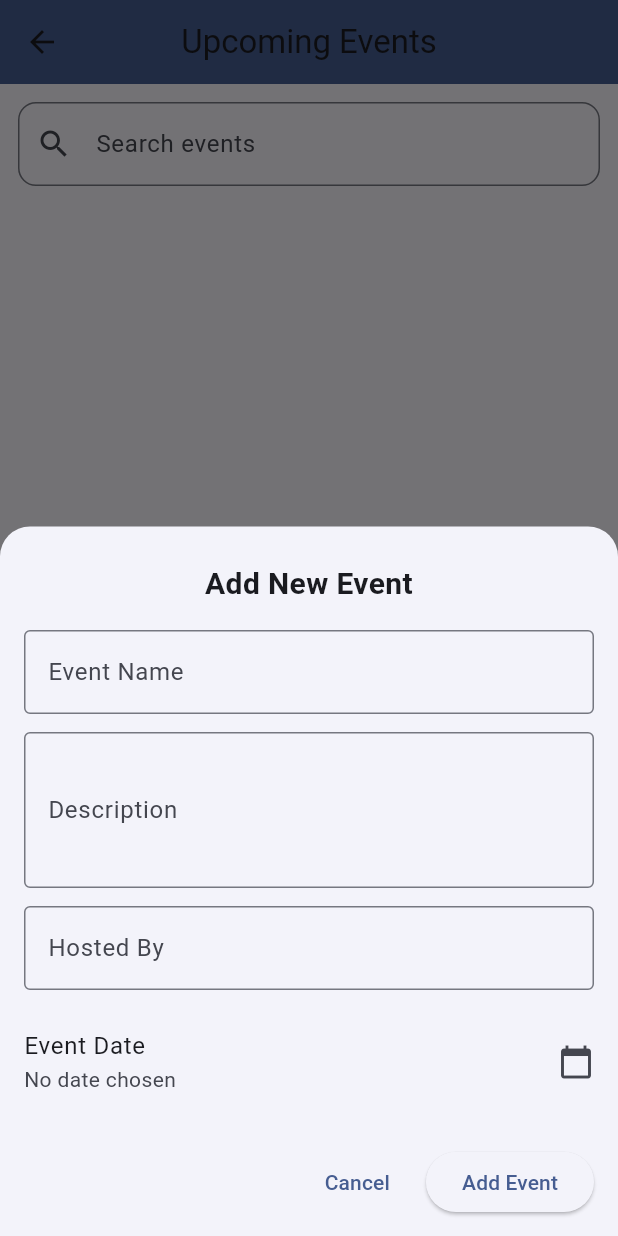
After one commit to AjayExplorer/Unnamed, a Flutter app: the EventsPage screen opened by its route, after a tap on "Create Event", on a phone screen of 412 x 824 dp. The commit adds this screen. Run offline on Flutter 3.47's test engine with Material 3 defaults, Android fonts, the phone set to English and light mode, and no system bars; our stand-ins replace cloud_firestore, firebase_auth, firebase_core; accounts and stored records are empty; network calls fail.

Commit message:
Event page fully created

```diff
--- a/lib/main.dart
+++ b/lib/main.dart
@@ -9,6 +9,7 @@ import 'screens/alerts/index.dart';
 import 'screens/main_page/front.dart';
 import 'screens/news/index.dart';
 import 'screens/profile/index.dart';
+import 'screens/event/event.dart';
 import 'screens/request_letter/faculty/providers/auth_provider.dart';
 import 'screens/request_letter/faculty/providers/request_provider.dart';
 import 'screens/request_letter/faculty/providers/availability_provider.dart';
@@ -42,13 +43,13 @@ Future<void> main() async {
   runApp(
     MultiProvider(
       providers: [
-        ChangeNotifierProvider(create: (_) => AuthProvider()),
-        ChangeNotifierProvider(create: (_) => RequestProvider()),
-        ChangeNotifierProvider(create: (_) => AvailabilityProvider()),
-        ChangeNotifierProvider(create: (_) => FacultyRegistrationProvider()),
-        ChangeNotifierProvider(create: (_) => AdminProvider()),
-        ChangeNotifierProvider(create: (_) => StudentProvider()),
-        ChangeNotifierProvider(create: (_) => NewsProvider()),
+        ChangeNotifierProvider<AuthProvider>(create: (_) => AuthProvider()),
+        ChangeNotifierProvider<RequestProvider>(create: (_) => RequestProvider()),
+        ChangeNotifierProvider<AvailabilityProvider>(create: (_) => AvailabilityProvider()),
+        ChangeNotifierProvider<FacultyRegistrationProvider>(create: (_) => FacultyRegistrationProvider()),
+        ChangeNotifierProvider<AdminProvider>(create: (_) => AdminProvider()),
+        ChangeNotifierProvider<StudentProvider>(create: (_) => StudentProvider()),
+        ChangeNotifierProvider<NewsProvider>(create: (_) => NewsProvider()),
       ],
       child: const MyApp(),
     ),
@@ -100,8 +101,10 @@ class MyApp extends StatelessWidget {
         '/faculty_register': (context) => const FacultyRegistrationRequestScreen(),
         '/admin_dashboard': (context) => const AdminDashboardScreen(),
         '/verify': (context) => const StudentVerification(),
-        '/student_request':(context) => const StudentRequestPage(),
+        '/student_request': (context) => const StudentRequestPage(),
         '/student_history': (context) => const StudentHistoryPage(),
+        '/events': (context) => const EventsPage(),
+        // '/add-event': (context) => const AddEventPage(), // removed – using dialog in EventsPage
       },
     );
   }
--- /dev/null
+++ b/lib/screens/event/event.dart
@@ -0,0 +1,320 @@
+import 'package:flutter/material.dart';
+import 'package:cloud_firestore/cloud_firestore.dart';
+import 'package:intl/intl.dart';
+
+class EventsPage extends StatefulWidget {
+  const EventsPage({Key? key}) : super(key: key);
+
+  @override
+  State<EventsPage> createState() => _EventsPageState();
+}
+
+class _EventsPageState extends State<EventsPage> {
+  final TextEditingController _searchController = TextEditingController();
+  final List<Color> _pastelColors = const [
+    Color(0xFFB2F5EA), // Mint Green
+    Color(0xFFBEE3F8), // Light Blue
+    Color(0xFFE0BBE4), // Lavender
+    Color(0xFFFFE5D9), // Soft Peach
+    Color(0xFFB5F5EC), // Light Teal
+  ];
+
+  @override
+  void initState() {
+    super.initState();
+    // Clean up expired events when the page loads.
+    _purgeExpiredEvents();
+  }
+
+  Future<void> _purgeExpiredEvents() async {
+    final now = Timestamp.now();
+    final query = FirebaseFirestore.instance
+        .collection('events')
+        .where('eventDate', isLessThan: now);
+    final snapshots = await query.get();
+    for (final doc in snapshots.docs) {
+      await doc.reference.delete();
+    }
+  }
+
+  void _showAddEventDialog() {
+  final nameCtrl = TextEditingController();
+  final descCtrl = TextEditingController();
+  final hostCtrl = TextEditingController();
+  DateTime? selectedDate;
+
+  showModalBottomSheet(
+    context: context,
+    isScrollControlled: true,
+    shape: const RoundedRectangleBorder(
+      borderRadius: BorderRadius.vertical(top: Radius.circular(20)),
+    ),
+    builder: (ctx) {
+      return StatefulBuilder(
+        builder: (ctx, setModalState) {
+          return Padding(
+            padding: EdgeInsets.only(
+              bottom: MediaQuery.of(ctx).viewInsets.bottom,
+              left: 16,
+              right: 16,
+              top: 24,
+            ),
+            child: SingleChildScrollView(
+              child: Column(
+                mainAxisSize: MainAxisSize.min,
+                crossAxisAlignment: CrossAxisAlignment.stretch,
+                children: [
+                  const Text(
+                    'Add New Event',
+                    style: TextStyle(fontSize: 20, fontWeight: FontWeight.bold),
+                    textAlign: TextAlign.center,
+                  ),
+                  const SizedBox(height: 16),
+                  TextField(
+                    controller: nameCtrl,
+                    decoration: const InputDecoration(
+                      labelText: 'Event Name',
+                      border: OutlineInputBorder(),
+                    ),
+                  ),
+                  const SizedBox(height: 12),
+                  TextField(
+                    controller: descCtrl,
+                    maxLines: 3,
+                    decoration: const InputDecoration(
+                      labelText: 'Description',
+                      border: OutlineInputBorder(),
+                    ),
+                  ),
+                  const SizedBox(height: 12),
+                  TextField(
+                    controller: hostCtrl,
+                    decoration: const InputDecoration(
+                      labelText: 'Hosted By',
+                      border: OutlineInputBorder(),
+                    ),
+                  ),
+                  const SizedBox(height: 12),
+                  ListTile(
+                    contentPadding: EdgeInsets.zero,
+                    title: const Text('Event Date'),
+                    subtitle: Text(selectedDate == null
+                        ? 'No date chosen'
+                        : DateFormat.yMMMMd().format(selectedDate!)),
+                    trailing: const Icon(Icons.calendar_today),
+                    onTap: () async {
+                      final picked = await showDatePicker(
+                        context: ctx,
+                        initialDate: DateTime.now(),
+                        firstDate: DateTime.now().subtract(const Duration(days: 365)),
+                        lastDate: DateTime.now().add(const Duration(days: 365 * 5)),
+                      );
+                      if (picked != null) {
+                        setModalState(() {
+                          selectedDate = picked;
+                        });
+                      }
+                    },
+                  ),
+                  const SizedBox(height: 20),
+                  Row(
+                    mainAxisAlignment: MainAxisAlignment.end,
+                    children: [
+                      TextButton(
+                        onPressed: () => Navigator.of(ctx).pop(),
+                        child: const Text('Cancel'),
+                      ),
+                      const SizedBox(width: 12),
+                      ElevatedButton(
+                        onPressed: () async {
+                          if (nameCtrl.text.isEmpty ||
+                              descCtrl.text.isEmpty ||
+                              hostCtrl.text.isEmpty ||
+                              selectedDate == null) {
+                            ScaffoldMessenger.of(context).showSnackBar(
+                              const SnackBar(content: Text('All fields are required')),
+                            );
+                            return;
+                          }
+                          await FirebaseFirestore.instance.collection('events').add({
+                            'eventName': nameCtrl.text.trim(),
+                            'description': descCtrl.text.trim(),
+                            'hostedBy': hostCtrl.text.trim(),
+                            'eventDate': Timestamp.fromDate(selectedDate!),
+                            'createdAt': Timestamp.now(),
+                          });
+                          if (!mounted) return;
+                          Navigator.of(ctx).pop();
+                        },
+                        child: const Text('Add Event'),
+                      ),
+                    ],
+                  ),
+                  const SizedBox(height: 12),
+                ],
+              ),
+            ),
+          );
+        },
+      );
+    },
+  );
+}
+
+  String _daysRemaining(Timestamp eventTimestamp) {
+    final now = DateTime.now();
+    final eventDate = eventTimestamp.toDate();
+    final diff = eventDate.difference(now).inDays;
+    if (diff <= 0) return 'Today';
+    if (diff == 1) return '1 Day Left';
+    return '$diff Days Left';
+  }
+
+  Color _badgeColor(int days) {
+    if (days < 3) return Colors.redAccent;
+    if (days < 7) return Colors.orangeAccent;
+    return Colors.green;
+  }
+
+  @override
+  Widget build(BuildContext context) {
+    return Scaffold(
+      appBar: AppBar(
+        title: const Text('Upcoming Events'),
+        centerTitle: true,
+        backgroundColor: Theme.of(context).colorScheme.primary,
+        elevation: 0,
+      ),
+      body: Column(
+        children: [
+          Padding(
+            padding: const EdgeInsets.all(12.0),
+            child: TextField(
+              controller: _searchController,
+              onChanged: (_) => setState(() {}),
+              decoration: InputDecoration(
+                hintText: 'Search events',
+                prefixIcon: const Icon(Icons.search),
+                border: OutlineInputBorder(
+                  borderRadius: BorderRadius.circular(12),
+                ),
+              ),
+            ),
+          ),
+          Expanded(
+            child: StreamBuilder<QuerySnapshot>(
+              stream: FirebaseFirestore.instance
+                  .collection('events')
+                  .orderBy('eventDate')
+                  .snapshots(),
+              builder: (context, snapshot) {
+                if (snapshot.hasError) {
+                  return Center(child: Text('Error: ${snapshot.error}'));
+                }
+                if (snapshot.connectionState == ConnectionState.waiting) {
+                  return const Center(child: CircularProgressIndicator());
+                }
+                final docs = snapshot.data!.docs;
+                // Apply search filter
+                final query = _searchController.text.toLowerCase();
+                final filtered = docs.where((doc) {
+                  final data = doc.data() as Map<String, dynamic>;
+                  final name = (data['eventName'] ?? '').toString().toLowerCase();
+                  final host = (data['hostedBy'] ?? '').toString().toLowerCase();
+                  return name.contains(query) || host.contains(query);
+                }).toList();
+
+                if (filtered.isEmpty) {
+                  return Center(
+                    child: Column(
+                      mainAxisSize: MainAxisSize.min,
+                      children: [
+                        const Text('No Upcoming Events'),
+                        const SizedBox(height: 12),
+                        ElevatedButton.icon(
+                          onPressed: _showAddEventDialog,
+                          icon: const Icon(Icons.add),
+                          label: const Text('Create Event'),
+                        ),
+                      ],
+                    ),
+                  );
+                }
+
+                return ListView.builder(
+                  padding: const EdgeInsets.symmetric(horizontal: 12, vertical: 8),
+                  itemCount: filtered.length,
+                  itemBuilder: (context, index) {
+                    final doc = filtered[index];
+                    final data = doc.data() as Map<String, dynamic>;
+                    final eventName = data['eventName'] ?? '';
+                    final description = data['description'] ?? '';
+                    final hostedBy = data['hostedBy'] ?? '';
+                    final eventTimestamp = data['eventDate'] as Timestamp;
+                    final days = eventTimestamp.toDate().difference(DateTime.now()).inDays;
+                    final badgeText = _daysRemaining(eventTimestamp);
+                    final badgeCol = _badgeColor(days);
+                    final cardColor = _pastelColors[index % _pastelColors.length];
+
+                    return Card(
+                      color: cardColor,
+                      shape: RoundedRectangleBorder(
+                        borderRadius: BorderRadius.circular(16),
+                      ),
+                      elevation: 4,
+                      margin: const EdgeInsets.symmetric(vertical: 8),
+                      child: Padding(
+                        padding: const EdgeInsets.all(16),
+                        child: Column(
+                          crossAxisAlignment: CrossAxisAlignment.start,
+                          children: [
+                            Row(
+                              mainAxisAlignment: MainAxisAlignment.spaceBetween,
+                              children: [
+                                Text(
+                                  eventName,
+                                  style: const TextStyle(
+                                    fontSize: 18,
+                                    fontWeight: FontWeight.bold,
+                                  ),
+                                ),
+                                Container(
+                                  padding: const EdgeInsets.symmetric(horizontal: 8, vertical: 4),
+                                  decoration: BoxDecoration(
+                                    color: badgeCol,
+                                    borderRadius: BorderRadius.circular(12),
+                                  ),
+                                  child: Text(
+                                    badgeText,
+                                    style: const TextStyle(
+                                      color: Colors.white,
+                                      fontWeight: FontWeight.w600,
+                                    ),
+                                  ),
+                                ),
+                              ],
+                            ),
+                            const SizedBox(height: 8),
+                            Text(description),
+                            const SizedBox(height: 8),
+                            Text('Hosted By: $hostedBy'),
+                            const SizedBox(height: 4),
+                            Text('Date: ${DateFormat.yMMMMd().format(eventTimestamp.toDate())}'),
+                          ],
+                        ),
+                      ),
+                    );
+                  },
+                );
+              },
+            ),
+          ),
+        ],
+      ),
+      floatingActionButton: FloatingActionButton(
+        onPressed: _showAddEventDialog,
+        child: const Icon(Icons.add),
+      ),
+    );
+  }
+}
--- a/lib/screens/main_page/front.dart
+++ b/lib/screens/main_page/front.dart
@@ -122,11 +122,13 @@ class _FrontPageState extends State<FrontPage> {
                               Navigator.of(context).pushNamed('/news');
                             } else if (tile.title.toLowerCase().contains('request')) {
                               Navigator.of(context).pushNamed('/student_request');
+                            } else if (tile.title.contains('Events')) {
+                              Navigator.of(context).pushNamed('/events');
                             }
                           },
-); // Closes the _FeatureCard widget statement cleanly inside itemBuilder
-      }, // Closes the itemBuilder function block parameter
-    ), //
+                        );
+                      },
+                    ),
                     const SizedBox(height: 16),
                     Text(
                       'Hello $displayName!',
--- a/lib/screens/request_letter/faculty/providers/auth_provider.dart
+++ b/lib/screens/request_letter/faculty/providers/auth_provider.dart
@@ -3,7 +3,7 @@ import 'package:flutter/material.dart';
 import '../models/faculty_model.dart';
 import 'service_config.dart';
 
-class AuthProvider with ChangeNotifier {
+class AuthProvider extends ChangeNotifier {
   Faculty? _currentFaculty;
   bool _isLoading = false;
 
```
Also changed, not shown: lib/models/event_model.dart (added, +45 -0 lines), lib/widgets/event_card.dart (added, +80 -0 lines), pubspec.yaml (+7 -75 lines), pubspec.lock, 1 other file. Lines whose indentation alone changed are shown as unchanged.
